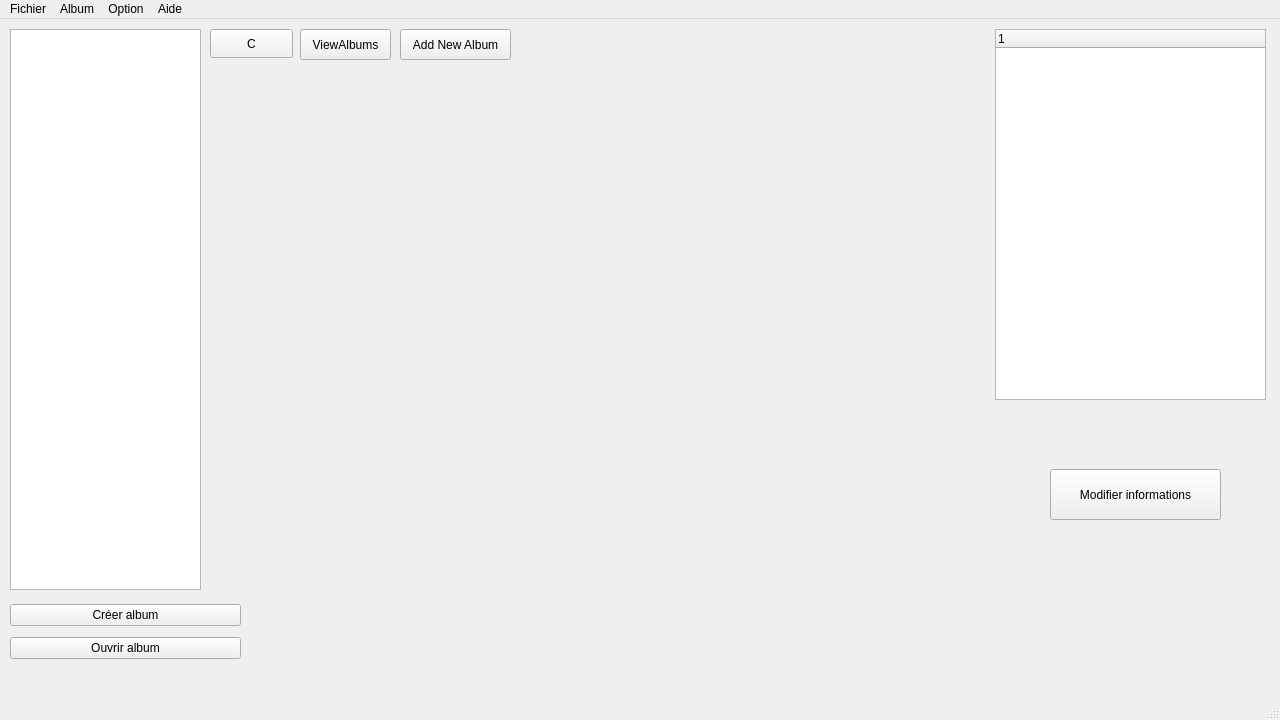
Old version of the form projet/mainwindow.ui in the repository BlackFox3000/M1-IHM-Project.
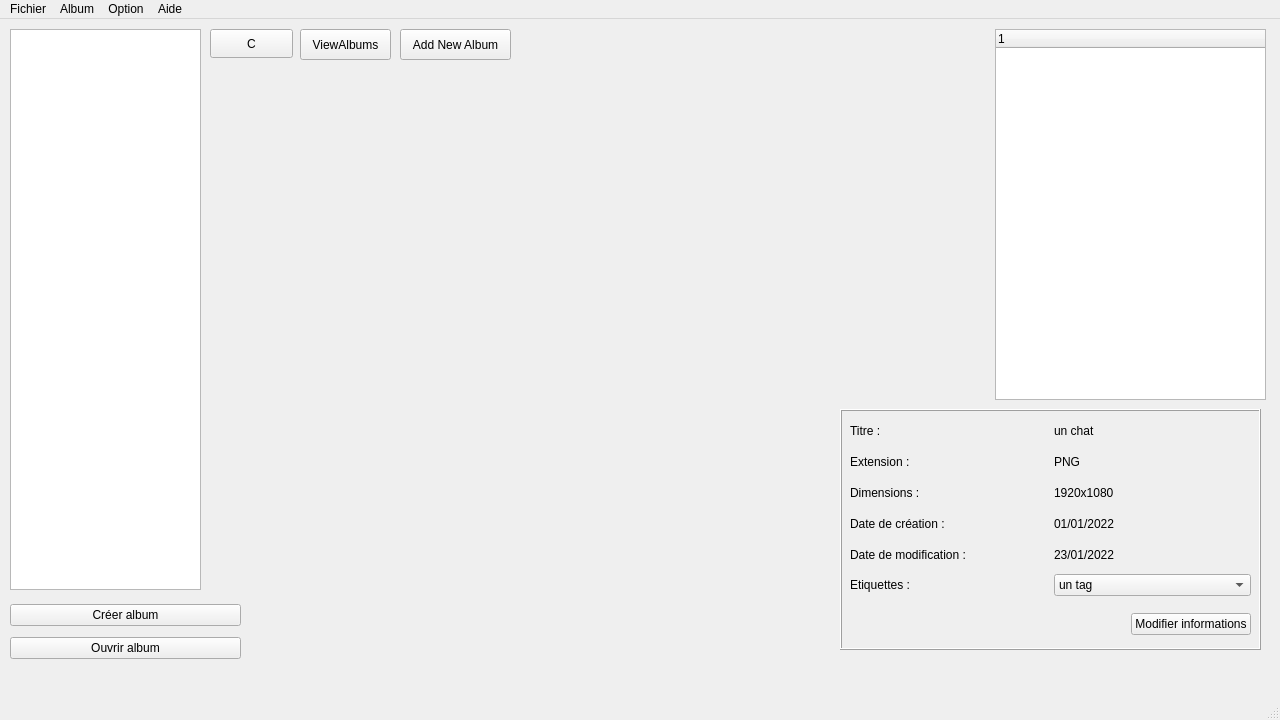
New version of the form.

Commit message: qjout section informations sur mainwindow

Diff of the .ui file:
```diff
--- a/projet/mainwindow.ui
+++ b/projet/mainwindow.ui
@@ -52,19 +52,6 @@
      <string>C</string>
     </property>
    </widget>
-   <widget class="QPushButton" name="button_modif_infos">
-    <property name="geometry">
-     <rect>
-      <x>1050</x>
-      <y>450</y>
-      <width>171</width>
-      <height>51</height>
-     </rect>
-    </property>
-    <property name="text">
-     <string>Modifier informations</string>
-    </property>
-   </widget>
    <widget class="QWidget" name="layoutWidget">
     <property name="geometry">
      <rect>
@@ -117,6 +104,178 @@
      <string>Add New Album</string>
     </property>
    </widget>
+   <widget class="QFrame" name="frame_2">
+    <property name="geometry">
+     <rect>
+      <x>840</x>
+      <y>390</y>
+      <width>421</width>
+      <height>241</height>
+     </rect>
+    </property>
+    <property name="frameShape">
+     <enum>QFrame::Box</enum>
+    </property>
+    <property name="frameShadow">
+     <enum>QFrame::Raised</enum>
+    </property>
+    <widget class="QWidget" name="gridLayoutWidget">
+     <property name="geometry">
+      <rect>
+       <x>10</x>
+       <y>10</y>
+       <width>401</width>
+       <height>177</height>
+      </rect>
+     </property>
+     <layout class="QGridLayout" name="gridLayout" rowstretch="0,0,0,0,0,0" rowminimumheight="0,0,0,0,0,0">
+      <property name="spacing">
+       <number>7</number>
+      </property>
+      <item row="0" column="1">
+       <widget class="QLabel" name="label_titre">
+        <property name="text">
+         <string>un chat</string>
+        </property>
+       </widget>
+      </item>
+      <item row="2" column="1">
+       <widget class="QLabel" name="label_dimensions">
+        <property name="text">
+         <string>1920x1080</string>
+        </property>
+       </widget>
+      </item>
+      <item row="0" column="0">
+       <widget class="QLabel" name="label_2">
+        <property name="text">
+         <string>Titre :</string>
+        </property>
+       </widget>
+      </item>
+      <item row="5" column="0">
+       <widget class="QLabel" name="label_6">
+        <property name="sizePolicy">
+         <sizepolicy hsizetype="Preferred" vsizetype="Preferred">
+          <horstretch>0</horstretch>
+          <verstretch>0</verstretch>
+         </sizepolicy>
+        </property>
+        <property name="minimumSize">
+         <size>
+          <width>0</width>
+          <height>0</height>
+         </size>
+        </property>
+        <property name="text">
+         <string>Etiquettes :</string>
+        </property>
+       </widget>
+      </item>
+      <item row="5" column="1">
+       <widget class="QComboBox" name="comboBox_listeTags">
+        <property name="sizePolicy">
+         <sizepolicy hsizetype="Preferred" vsizetype="Fixed">
+          <horstretch>0</horstretch>
+          <verstretch>0</verstretch>
+         </sizepolicy>
+        </property>
+        <item>
+         <property name="text">
+          <string>un tag</string>
+         </property>
+        </item>
+        <item>
+         <property name="text">
+          <string>un autre tag</string>
+         </property>
+        </item>
+       </widget>
+      </item>
+      <item row="3" column="0">
+       <widget class="QLabel" name="label_8">
+        <property name="text">
+         <string>Date de création :</string>
+        </property>
+       </widget>
+      </item>
+      <item row="1" column="0">
+       <widget class="QLabel" name="label_5">
+        <property name="text">
+         <string>Extension :</string>
+        </property>
+       </widget>
+      </item>
+      <item row="2" column="0">
+       <widget class="QLabel" name="label_7">
+        <property name="text">
+         <string>Dimensions :</string>
+        </property>
+       </widget>
+      </item>
+      <item row="1" column="1">
+       <widget class="QLabel" name="label_extension">
+        <property name="text">
+         <string>PNG</string>
+        </property>
+       </widget>
+      </item>
+      <item row="4" column="0">
+       <widget class="QLabel" name="label_9">
+        <property name="text">
+         <string>Date de modification :</string>
+        </property>
+       </widget>
+      </item>
+      <item row="3" column="1">
+       <widget class="QLabel" name="label_creation">
+        <property name="text">
+         <string>01/01/2022</string>
+        </property>
+       </widget>
+      </item>
+      <item row="4" column="1">
+       <widget class="QLabel" name="label_modif">
+        <property name="text">
+         <string>23/01/2022</string>
+        </property>
+       </widget>
+      </item>
+     </layout>
+    </widget>
+    <widget class="QWidget" name="">
+     <property name="geometry">
+      <rect>
+       <x>10</x>
+       <y>200</y>
+       <width>401</width>
+       <height>31</height>
+      </rect>
+     </property>
+     <layout class="QHBoxLayout" name="horizontalLayout">
+      <item>
+       <spacer name="horizontalSpacer">
+        <property name="orientation">
+         <enum>Qt::Horizontal</enum>
+        </property>
+        <property name="sizeHint" stdset="0">
+         <size>
+          <width>40</width>
+          <height>20</height>
+         </size>
+        </property>
+       </spacer>
+      </item>
+      <item>
+       <widget class="QPushButton" name="button_modif_infos">
+        <property name="text">
+         <string>Modifier informations</string>
+        </property>
+       </widget>
+      </item>
+     </layout>
+    </widget>
+   </widget>
   </widget>
   <widget class="QMenuBar" name="menubar">
    <property name="geometry">
```
The commit also changes 4 other files.
